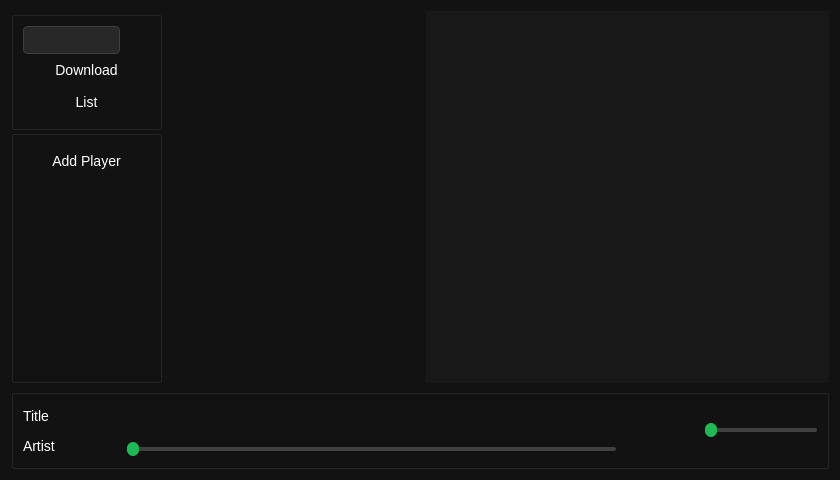
Before: the Qt Designer form gui/mp3_player_ui.ui in hyunsoo-Oh/MP3_Player, drawn with Qt 5.
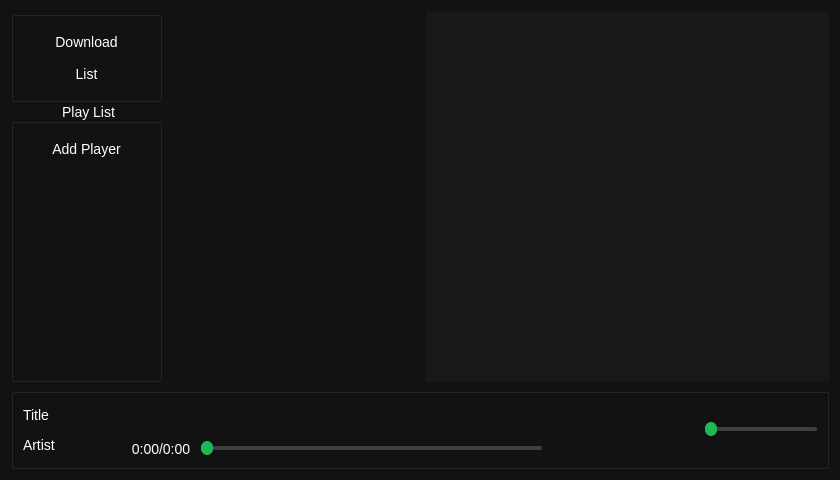
After: the same form once the commit is applied. Icons and pictures are not drawn.

Diff of the .ui file:
```diff
--- a/gui/mp3_player_ui.ui
+++ b/gui/mp3_player_ui.ui
@@ -144,43 +144,6 @@
           <property name="bottomMargin">
            <number>9</number>
           </property>
-          <item>
-           <layout class="QHBoxLayout" name="SearchBar" stretch="3,1">
-            <item>
-             <widget class="QLineEdit" name="searchLine">
-              <property name="maximumSize">
-               <size>
-                <width>16777215</width>
-                <height>28</height>
-               </size>
-              </property>
-             </widget>
-            </item>
-            <item>
-             <widget class="QPushButton" name="searchBtn">
-              <property name="maximumSize">
-               <size>
-                <width>30</width>
-                <height>28</height>
-               </size>
-              </property>
-              <property name="text">
-               <string/>
-              </property>
-              <property name="icon">
-               <iconset>
-                <normaloff>../resources/search_icon.svg</normaloff>../resources/search_icon.svg</iconset>
-              </property>
-              <property name="iconSize">
-               <size>
-                <width>20</width>
-                <height>20</height>
-               </size>
-              </property>
-             </widget>
-            </item>
-           </layout>
-          </item>
           <item>
            <widget class="QPushButton" name="downloadBtn">
             <property name="text">
@@ -204,10 +167,10 @@
           <enum>Qt::RightToLeft</enum>
          </property>
          <property name="title">
-          <string/>
+          <string>Play List</string>
          </property>
          <property name="alignment">
-          <set>Qt::AlignLeading|Qt::AlignLeft|Qt::AlignTop</set>
+          <set>Qt::AlignHCenter|Qt::AlignTop</set>
          </property>
          <layout class="QVBoxLayout" name="verticalLayout_6">
           <property name="spacing">
@@ -373,11 +336,32 @@
          </layout>
         </item>
         <item>
-         <widget class="QSlider" name="PlayTimeSlider">
-          <property name="orientation">
-           <enum>Qt::Horizontal</enum>
-          </property>
-         </widget>
+         <layout class="QHBoxLayout" name="playTimeBar" stretch="1,5,1">
+          <item>
+           <widget class="QLabel" name="playTimeView">
+            <property name="text">
+             <string>0:00/0:00</string>
+            </property>
+            <property name="alignment">
+             <set>Qt::AlignCenter</set>
+            </property>
+           </widget>
+          </item>
+          <item>
+           <widget class="QSlider" name="playTimeSlider">
+            <property name="orientation">
+             <enum>Qt::Horizontal</enum>
+            </property>
+           </widget>
+          </item>
+          <item>
+           <widget class="QLabel" name="space">
+            <property name="text">
+             <string/>
+            </property>
+           </widget>
+          </item>
+         </layout>
         </item>
        </layout>
       </item>
```
Left out of the diff: 16 changed lines with no effect on the pictures.
